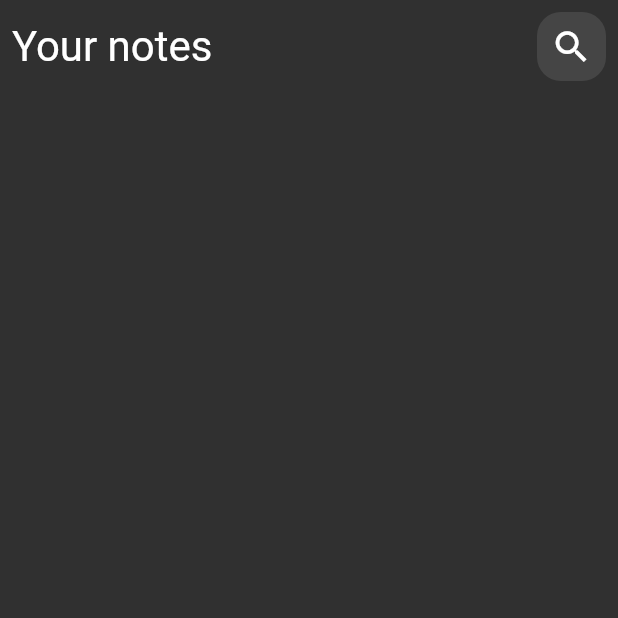
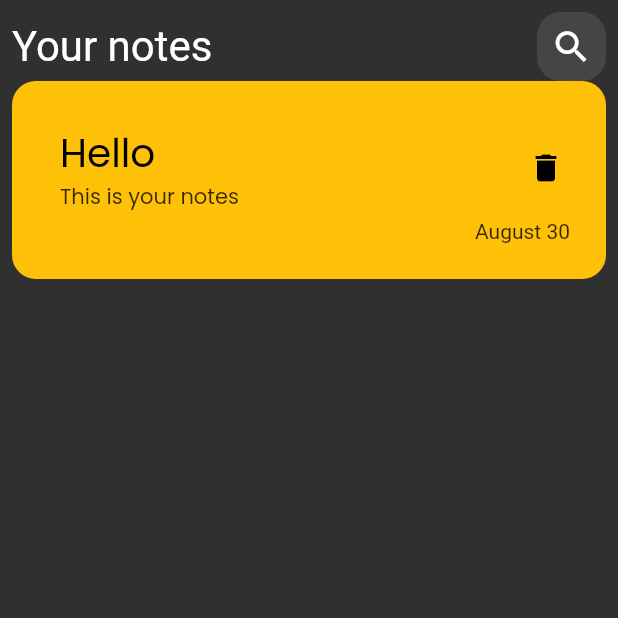
Before and after one commit to 13octt/Note-App, a Flutter app: the screen it shows after launch, on a phone screen of 412 x 824 dp, the top half of it. Run offline on Flutter 3.47's test engine with Material 2 defaults, Android fonts, the phone set to English and light mode, and no system bars.

Commit message:
add font and custom note item

```diff
--- /dev/null
+++ b/lib/views/widgets/custom_note_item.dart
@@ -0,0 +1,46 @@
+import 'package:flutter/material.dart';
+
+class NoteItem extends StatelessWidget {
+  const NoteItem({super.key});
+
+  @override
+  Widget build(BuildContext context) {
+    return Container(
+      padding: const EdgeInsets.only(top: 24, bottom: 24, left: 16),
+      decoration: BoxDecoration(
+        color: Colors.amber,
+        borderRadius: BorderRadius.circular(16),
+      ),
+      child: Column(crossAxisAlignment: CrossAxisAlignment.end, children: [
+        ListTile(
+          title: const Text(
+            'Hello',
+            style: TextStyle(
+                color: Colors.black, fontSize: 26, fontFamily: 'Poppins'),
+          ),
+          subtitle: Text(
+            'This is your notes',
+            style: TextStyle(
+                color: Colors.black.withOpacity(.8), fontFamily: 'Poppins'),
+          ),
+          trailing: const IconButton(
+            onPressed: null,
+            icon: Icon(
+              Icons.delete,
+              color: Colors.black,
+            ),
+          ),
+        ),
+        Padding(
+          padding: const EdgeInsets.only(right: 24),
+          child: Text(
+            'August 30',
+            style: TextStyle(
+              color: Colors.black.withOpacity(.8),
+            ),
+          ),
+        ),
+      ]),
+    );
+  }
+}
--- a/lib/views/widgets/note_view_body.dart
+++ b/lib/views/widgets/note_view_body.dart
@@ -1,17 +1,21 @@
 import 'package:flutter/material.dart';
 import './custom_app_bar.dart';
+import './custom_note_item.dart';
 
 class NoteViewBody extends StatelessWidget {
   const NoteViewBody({super.key});
 
   @override
   Widget build(BuildContext context) {
-    return const Padding(
-      padding:  EdgeInsets.all(8.0),
-      child:  Column(
-        children: [
-          SafeArea(child: CustomAppBar()),
-        ],
+    return const SafeArea(
+      child: Padding(
+        padding: EdgeInsets.all(8.0),
+        child: Column(
+          children: [
+            CustomAppBar(),
+            NoteItem(),
+          ],
+        ),
       ),
     );
   }
```
Also changed, not shown: lib/main.dart (+4 -3 lines), pubspec.yaml (+4 -6 lines), assets/fonts/Poppins-Regular.ttf (added).
